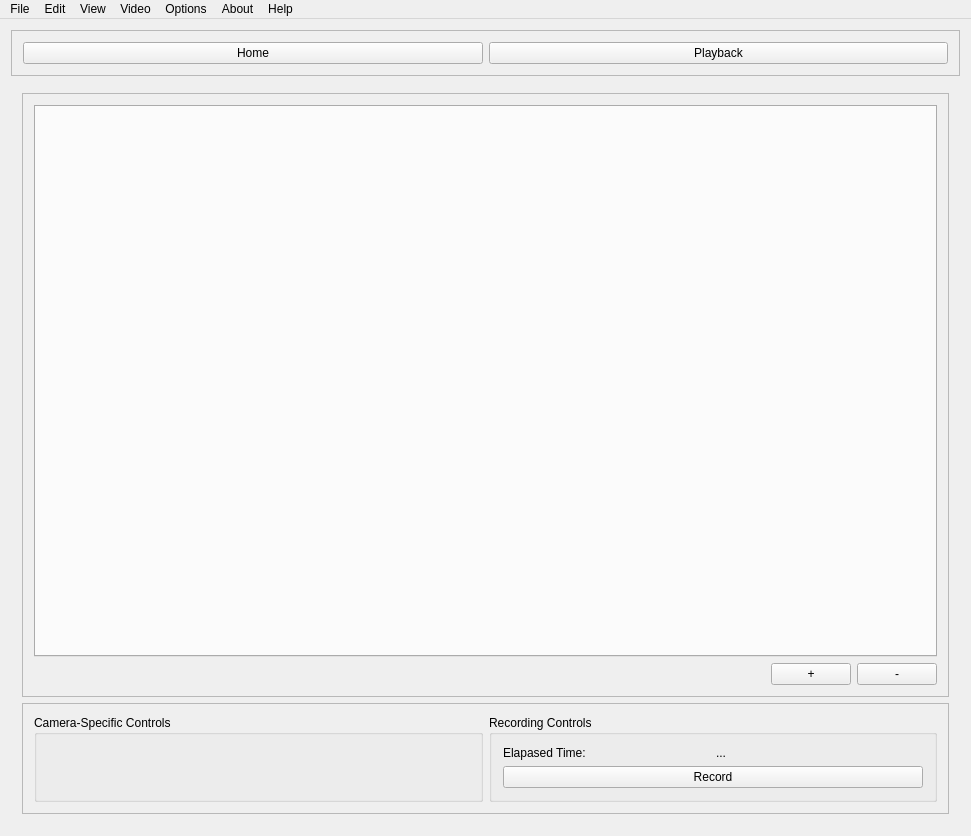
Above: src/Windows/MainWindow.ui from m-riley04/ModularSensorSystem before the change. Below: the same form after it.
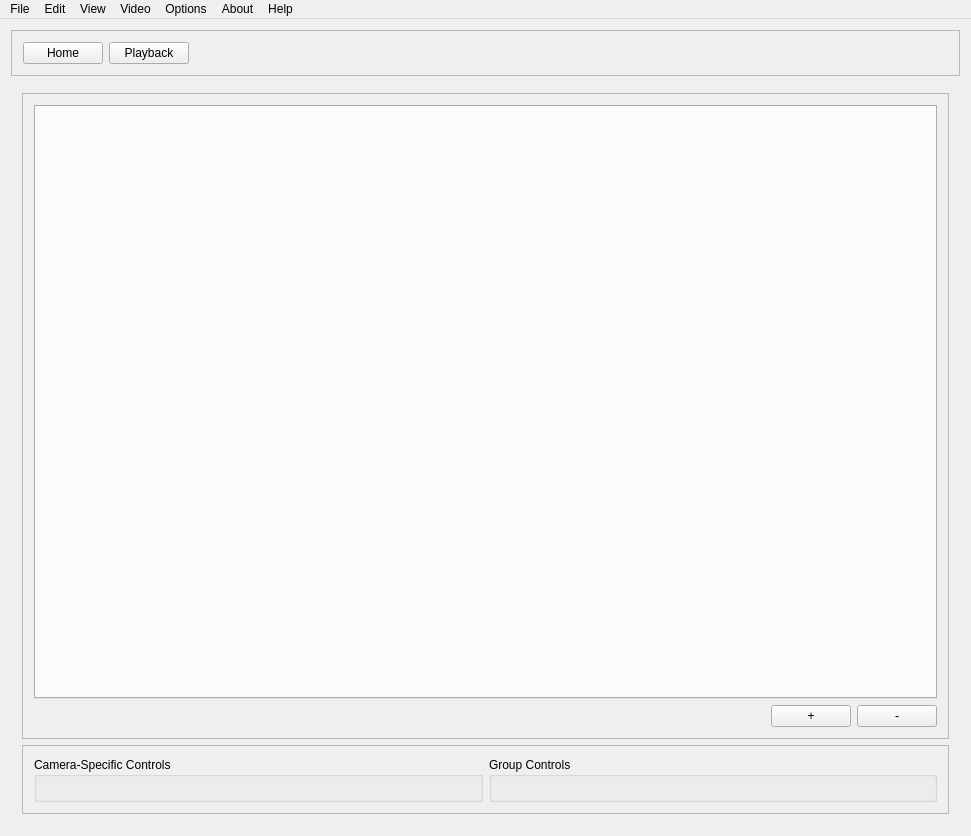
That is the form after the change. Custom widgets are drawn as their Qt base class.

Commit message: separate out group recording controls

Patch:
```diff
--- a/src/Windows/MainWindow.ui
+++ b/src/Windows/MainWindow.ui
@@ -38,6 +38,19 @@
          </property>
         </widget>
        </item>
+       <item>
+        <spacer name="horizontalSpacer_2">
+         <property name="orientation">
+          <enum>Qt::Orientation::Horizontal</enum>
+         </property>
+         <property name="sizeHint" stdset="0">
+          <size>
+           <width>40</width>
+           <height>20</height>
+          </size>
+         </property>
+        </spacer>
+       </item>
       </layout>
      </widget>
     </item>
@@ -118,29 +131,11 @@
            <item>
             <widget class="QGroupBox" name="groupBox_3">
              <property name="title">
-              <string>Recording Controls</string>
+              <string>Group Controls</string>
              </property>
              <layout class="QGridLayout" name="gridLayout">
               <item row="0" column="0">
-               <widget class="QLabel" name="label">
-                <property name="text">
-                 <string>Elapased Time:</string>
-                </property>
-               </widget>
-              </item>
-              <item row="1" column="0" colspan="2">
-               <widget class="QPushButton" name="buttonRecord">
-                <property name="text">
-                 <string>Record</string>
-                </property>
-               </widget>
-              </item>
-              <item row="0" column="1">
-               <widget class="QLabel" name="labelElapsed">
-                <property name="text">
-                 <string>...</string>
-                </property>
-               </widget>
+               <widget class="GroupControls" name="groupControls" native="true"/>
               </item>
              </layout>
             </widget>
@@ -267,6 +262,12 @@
    <header>Widgets/CameraControls/cameracontrols.h</header>
    <container>1</container>
   </customwidget>
+  <customwidget>
+   <class>GroupControls</class>
+   <extends>QWidget</extends>
+   <header>Widgets/GroupControls/groupcontrols.h</header>
+   <container>1</container>
+  </customwidget>
  </customwidgets>
  <resources>
   <include location="../MainWindow.qrc"/>
```
The commit also changes 17 other files.
